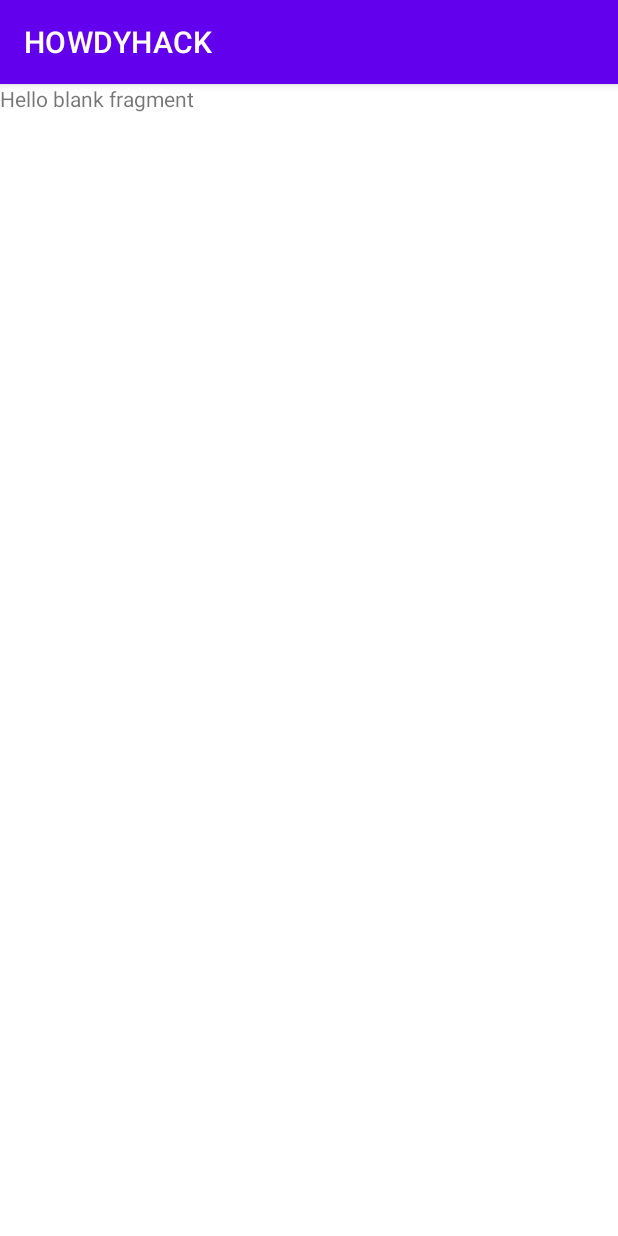
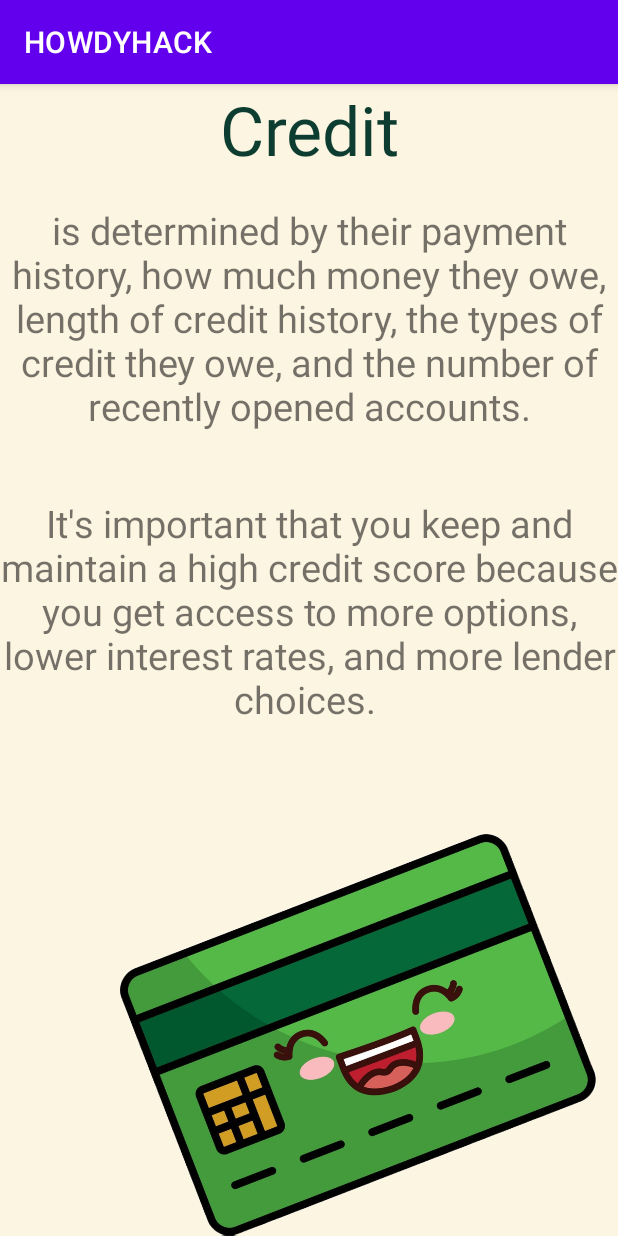
Before and after one commit to jaresinunez/HOWDYHACK, an Android app: the fragment BlankFragment4 shown on its own in the app's theme, on a phone screen of 412 x 824 dp. Run offline under Robolectric (Android 15) with nearby library versions, the phone set to English and light mode, and no system bars.

Commit message:
credit slides done

```diff
--- a/app/src/main/res/layout/fragment_credit_screen1.xml
+++ b/app/src/main/res/layout/fragment_credit_screen1.xml
@@ -3,12 +3,49 @@
     xmlns:tools="http://schemas.android.com/tools"
     android:layout_width="match_parent"
     android:layout_height="match_parent"
-    tools:context=".CreditActivity.BlankFragment4">
+    tools:context=".CreditActivity.BlankFragment4"
+    android:background="@color/light_yellow"
+    android:backgroundTint="@color/light_yellow"
+    >
 
     <!-- TODO: Update blank fragment layout -->
     <TextView
         android:layout_width="match_parent"
         android:layout_height="match_parent"
-        android:text="@string/hello_blank_fragment" />
+        android:text="Credit"
+        android:textSize="45dp"
+        android:textAlignment="center"
+        android:textColor="@color/dark_green"
+        android:textColorHint="@color/dark_green"
+        android:textColorLink="@color/dark_green"
+        />
 
+    <TextView
+        android:layout_width="match_parent"
+        android:layout_height="wrap_content"
+        android:paddingTop="80dp"
+        android:text="is determined by their payment history, how much money they owe, length of credit history, the types of credit they owe, and the number of recently opened accounts."
+        android:textSize="25dp"
+        android:textAlignment="center"
+        />
+    <TextView
+        android:layout_width="match_parent"
+        android:layout_height="wrap_content"
+        android:paddingTop="275dp"
+        android:text="It's important that you keep and maintain a high credit score because you get access to more options, lower interest rates, and more lender choices. "
+        android:textSize="25dp"
+        android:textAlignment="center"
+        />
+
+    <ImageView
+        android:layout_width="wrap_content"
+        android:layout_height="wrap_content"
+        android:adjustViewBounds="true"
+        android:paddingTop="500dp"
+        android:maxWidth="10000dp"
+        android:maxHeight="10000dp"
+        android:scaleType="fitCenter"
+        android:layout_marginLeft="80dp"
+        android:src="@drawable/creditcard"
+        />
 </FrameLayout>
```
Also changed, not shown: app/src/main/res/layout/fragment_credit_screen2.xml (+39 -2 lines), app/src/main/res/layout/fragment_credit_screen3.xml (+39 -2 lines), app/src/main/res/drawable/carloan.png (added), app/src/main/res/drawable/creditcard.png (added), app/src/main/res/drawable/loan.png (added).
